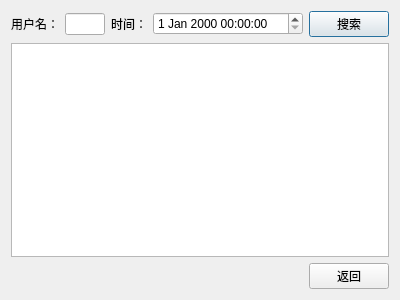
mandif/test_github, file ChatServer/historydialog.ui: the form before one commit.
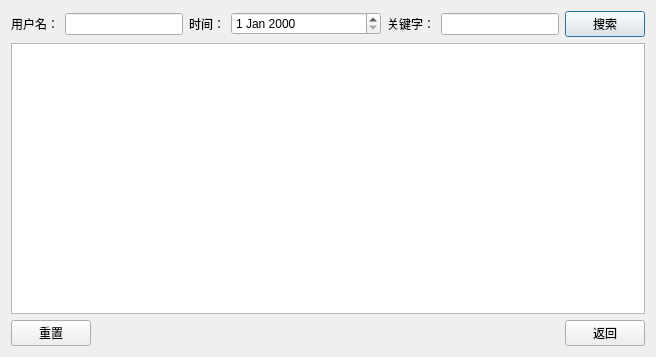
The form after the commit.

Commit message: finish design search function

```diff
--- a/ChatServer/historydialog.ui
+++ b/ChatServer/historydialog.ui
@@ -6,8 +6,8 @@
    <rect>
     <x>0</x>
     <y>0</y>
-    <width>400</width>
-    <height>300</height>
+    <width>656</width>
+    <height>357</height>
    </rect>
   </property>
   <property name="windowTitle">
@@ -50,7 +50,7 @@
         </widget>
        </item>
        <item>
-        <widget class="QDateTimeEdit" name="dateTimeEdit">
+        <widget class="QDateEdit" name="dateTime">
          <property name="minimumSize">
           <size>
            <width>150</width>
@@ -62,7 +62,21 @@
       </layout>
      </item>
      <item>
-      <widget class="QPushButton" name="pushButton">
+      <layout class="QHBoxLayout" name="horizontalLayout_5">
+       <item>
+        <widget class="QLabel" name="label_3">
+         <property name="text">
+          <string>关键字：</string>
+         </property>
+        </widget>
+       </item>
+       <item>
+        <widget class="QLineEdit" name="keywords"/>
+       </item>
+      </layout>
+     </item>
+     <item>
+      <widget class="QPushButton" name="searchButton">
        <property name="text">
         <string>搜索</string>
        </property>
@@ -74,6 +88,15 @@
     <widget class="QListWidget" name="listWidget"/>
    </item>
    <item>
+    <layout class="QHBoxLayout" name="horizontalLayout_6">
+     <item>
+      <widget class="QPushButton" name="reset">
+       <property name="text">
+        <string>重置</string>
+       </property>
+      </widget>
+     </item>
+     <item>
     <layout class="QHBoxLayout" name="horizontalLayout_4">
      <item>
       <spacer name="horizontalSpacer">
@@ -94,6 +117,8 @@
         <string>返回</string>
        </property>
       </widget>
+       </item>
+      </layout>
      </item>
     </layout>
    </item>
```
Left out of the diff: 2 changed lines with no effect on the pictures. Lines whose indentation alone changed are shown as unchanged. The commit also changes 3 other files.
